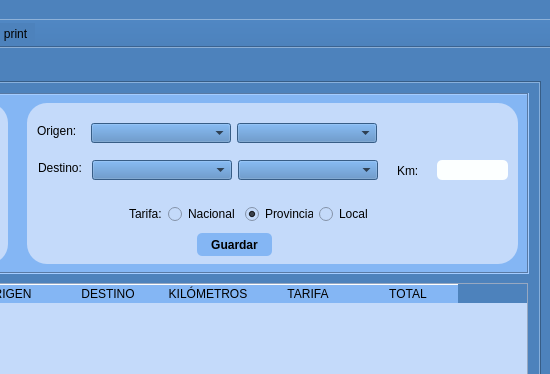
Before: the Qt Designer form templates/MainWindow.ui in braisd11/CarTeis, drawn with Qt 5; both pictures show x 474 to 1024 and y 0 to 374 of the 1024 by 950 pixel window.
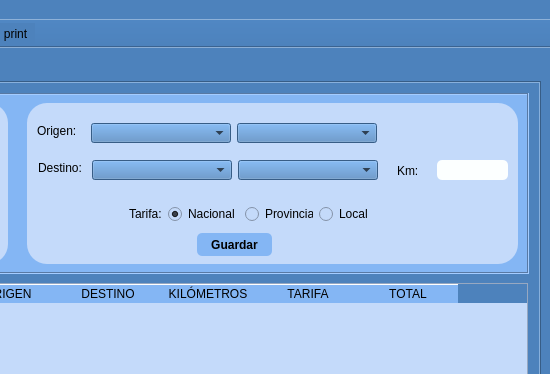
After: the same form once the commit is applied. The open tabs and pages were chosen to show the change. Icons and pictures are not drawn.

```diff
--- a/templates/MainWindow.ui
+++ b/templates/MainWindow.ui
@@ -2788,6 +2788,9 @@
           </property>
          </widget>
          <widget class="QRadioButton" name="rbtNacional">
+          <property name="enabled">
+           <bool>false</bool>
+          </property>
           <property name="geometry">
            <rect>
             <x>141</x>
@@ -2820,14 +2823,20 @@
           <property name="text">
            <string>Nacional</string>
           </property>
+          <property name="checkable">
+           <bool>true</bool>
+          </property>
           <property name="checked">
-           <bool>false</bool>
+           <bool>true</bool>
           </property>
           <attribute name="buttonGroup">
            <string notr="true">btnGroupTarifa</string>
           </attribute>
          </widget>
          <widget class="QRadioButton" name="rbtProvincial">
+          <property name="enabled">
+           <bool>false</bool>
+          </property>
           <property name="geometry">
            <rect>
             <x>218</x>
@@ -2859,9 +2868,12 @@
           <property name="text">
            <string>Provincial</string>
           </property>
-          <property name="checked">
+          <property name="checkable">
            <bool>true</bool>
           </property>
+          <property name="checked">
+           <bool>false</bool>
+          </property>
           <attribute name="buttonGroup">
            <string notr="true">btnGroupTarifa</string>
           </attribute>
```
Left out of the diff: 15 changed lines with no effect on the pictures.
